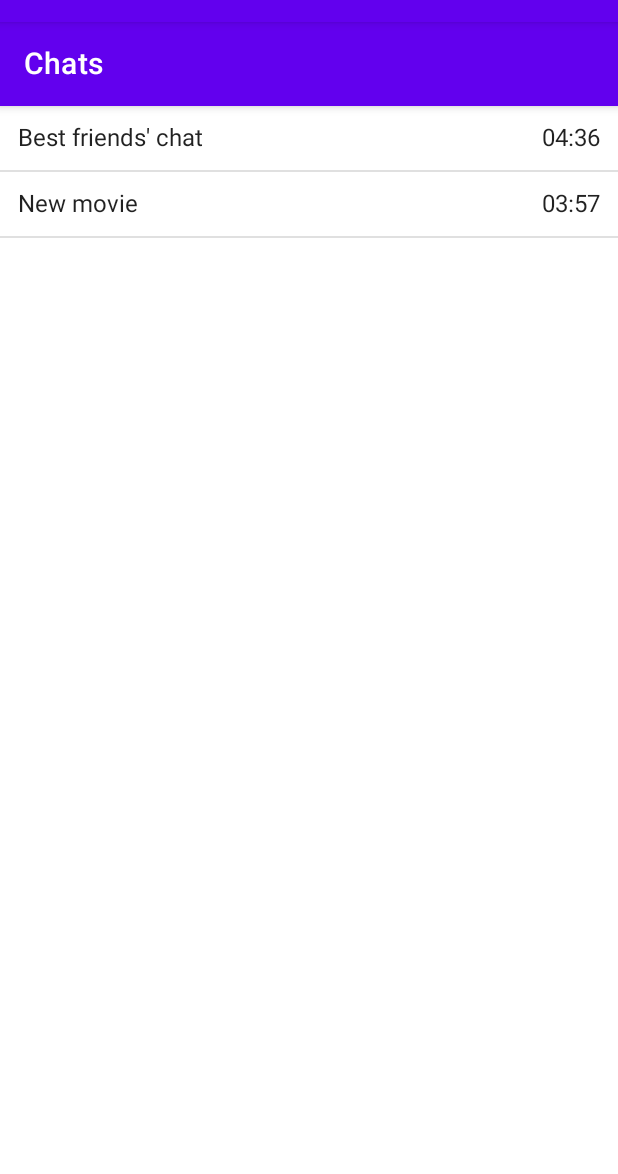
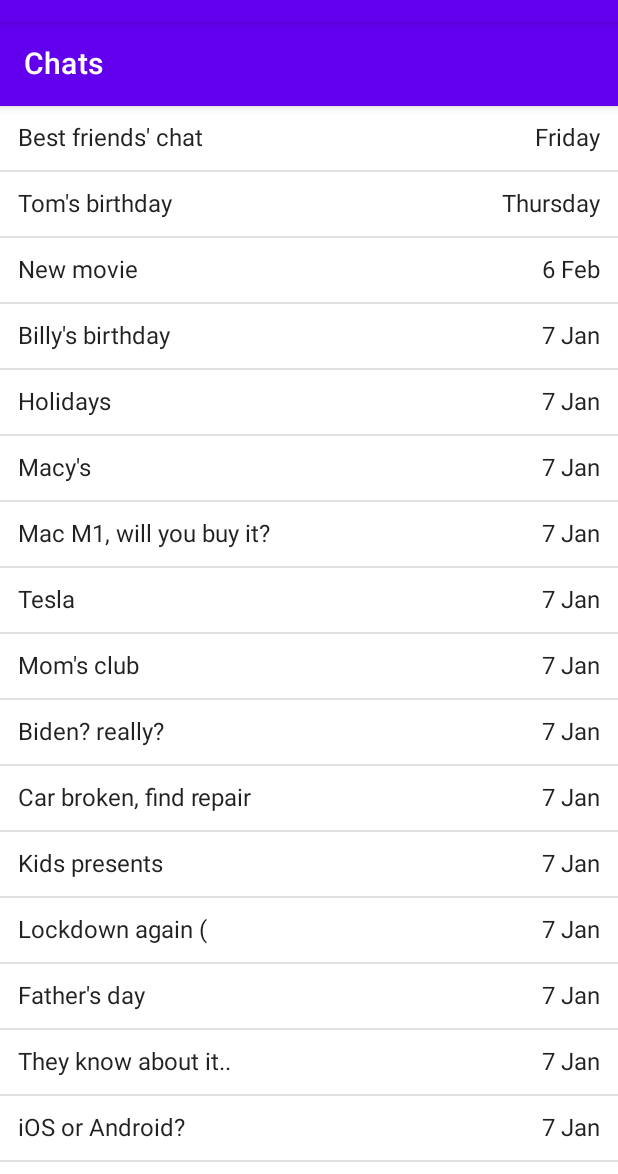
Before and after one commit to alexey-odintsov/ComposeTest, an Android app built with Jetpack Compose: the MainActivity screen opened directly, with no data from a screen before it, on a phone screen of 412 x 824 dp, the part 62-1236 px from its top. Run offline under Robolectric (Android 15) with nearby library versions, the phone set to English and light mode, and no system bars; our stand-ins replace constraintlayout-compose, livedata-compose.

Commit message:
Chat list date format

```diff
--- a/app/src/main/java/com/example/composetest/data/source/MockRemoteDataSource.kt
+++ b/app/src/main/java/com/example/composetest/data/source/MockRemoteDataSource.kt
@@ -28,6 +28,24 @@ class MockRemoteDataSource : RemoteDataSource {
     private val chats = listOf(
         Chat(1, "Best friends' chat", 1614965428L),
         Chat(2, "New movie", 1612632628L),
+        Chat(3, "Oscar winner", 1602932628L),
+        Chat(4, "Need work", 1592932628L),
+        Chat(5, "Let's poker today", 1522932628L),
+        Chat(6, "Billy's birthday", 1610030134L),
+        Chat(7, "Holidays", 1610030134L),
+        Chat(8, "Macy's", 1610030134L),
+        Chat(9, "Mac M1, will you buy it?", 1610030134L),
+        Chat(10, "Tesla", 1610030134L),
+        Chat(11, "Mom's club", 1610030134L),
+        Chat(12, "Tom's birthday", 1614848400L),
+        Chat(13, "Biden? really?", 1610030134L),
+        Chat(14, "Car broken, find repair", 1610030134L),
+        Chat(15, "Kids presents", 1610030134L),
+        Chat(16, "Lockdown again (", 1610030134L),
+        Chat(17, "Father's day", 1610030134L),
+        Chat(18, "They know about it..", 1610030134L),
+        Chat(19, "Jetpack AMA", 1598518800L),
+        Chat(20, "iOS or Android?", 1610030134L),
     )
 
     private val messages = listOf(
@@ -38,11 +56,13 @@ class MockRemoteDataSource : RemoteDataSource {
         Message(12349, 2, users[2], 1612698754L, TextContent("Hey, answer me")),
         Message(12350, 2, users[2], 1612699174L, TextContent("I'm waiting...")),
         Message(12351, 2, users[0], 1612708534L, TextContent("Nope yet, I will, I promise")),
+        Message(12352, 3, users[0], 1612935628L, TextContent("Who will win?")),
+        Message(12353, 3, users[1], 1602935728L, TextContent("Not you! )")),
     )
 
 
     override fun getAllChats(): List<Chat> {
-        return chats
+        return chats.sortedByDescending { it.lastUpdated }
     }
 
     override fun getChatMessage(chatId: Long): List<Message> {
--- a/app/src/main/java/com/example/composetest/ui/ChatListScreen.kt
+++ b/app/src/main/java/com/example/composetest/ui/ChatListScreen.kt
@@ -23,11 +23,13 @@ import com.example.composetest.model.Chat
 import java.text.SimpleDateFormat
 import java.util.*
 
-const val DATE_FORMAT_FULL = "YYYY-MM-dd"
-const val DATE_FORMAT_DAY_OF_WEEK = "dd"
+const val DATE_FORMAT_FULL = "d MMM YYYY"
+const val DATE_FORMAT_YEAR = "d MMM"
+const val DATE_FORMAT_WEEK = "EEEE"
 const val DATE_FORMAT_TODAY = "hh:mm"
-const val DAY = 1000 * 60 * 60 * 24
-const val WEEK = DAY * 7
+const val DAY = 1000 * 60 * 60 * 24L
+const val WEEK = DAY * 7L
+const val YEAR = DAY * 365L
 
 
 @Composable
@@ -75,20 +77,24 @@ fun ChatItem(chat: Chat) {
 
 fun formatDate(timeStamp: Long): String {
     val today = Calendar.getInstance()
-    val diff = timeStamp - today.timeInMillis
+    val chatDate = Date(timeStamp * 1000)
+    val diff = today.timeInMillis  - timeStamp * 1000
     return when {
+        diff >= YEAR -> {
+            val dateFormat = SimpleDateFormat(DATE_FORMAT_FULL, Locale.getDefault())
+            dateFormat.format(chatDate)
+        }
         diff >= WEEK -> {
-            val dateFormat = SimpleDateFormat(DATE_FORMAT_FULL, Locale.getDefault())
-            dateFormat.format(timeStamp)
+            val dateFormat = SimpleDateFormat(DATE_FORMAT_YEAR, Locale.getDefault())
+            dateFormat.format(chatDate)
         }
         diff >= DAY -> {
-            val dateFormat = SimpleDateFormat(DATE_FORMAT_DAY_OF_WEEK, Locale.getDefault())
-            dateFormat.format(timeStamp)
+            val dateFormat = SimpleDateFormat(DATE_FORMAT_WEEK, Locale.getDefault())
+            dateFormat.format(chatDate)
         }
         else -> {
             val dateFormat = SimpleDateFormat(DATE_FORMAT_TODAY, Locale.getDefault())
-            dateFormat.format(timeStamp)
-
+            dateFormat.format(chatDate)
         }
     }
 }
```
